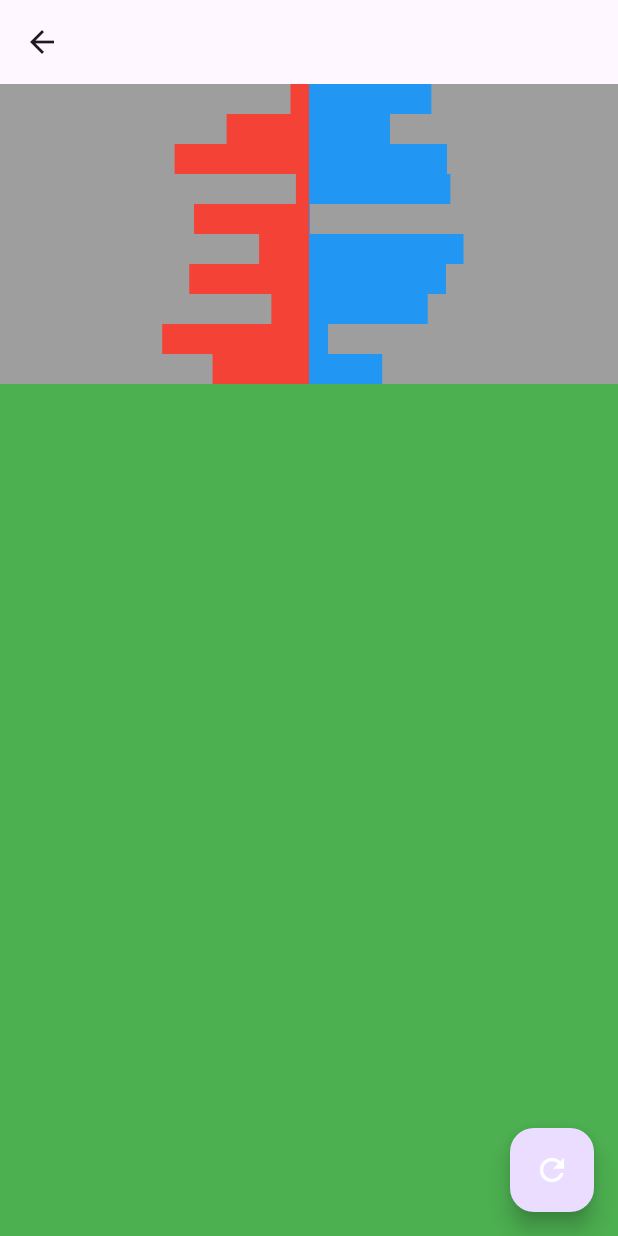
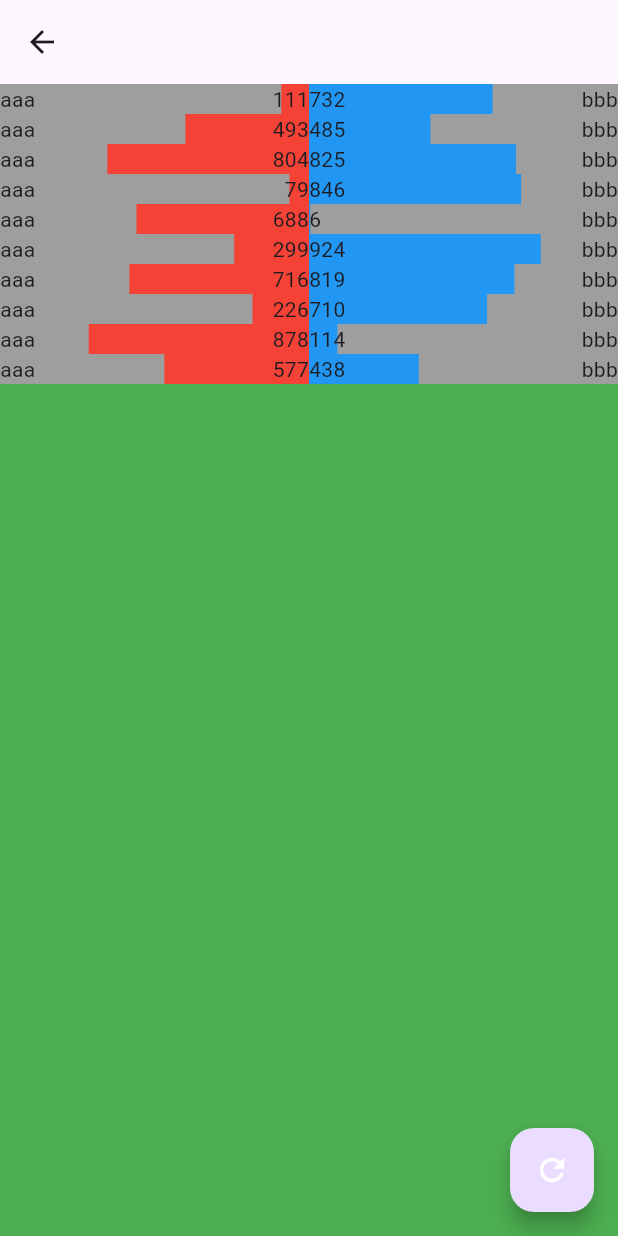
Before and after one commit to kwon0koang/test_flutter_bloc, a Flutter app: the LeftRightBarsView screen opened directly, on a phone screen of 412 x 824 dp. Run offline on Flutter 3.47's test engine with Material 3 defaults, Android fonts, the light colour scheme and no system bars; our stand-ins replace auto_route, fl_chart, flutter_bloc, logger; generated files the repository leaves out were written again.

Commit message:
[kyk] chart / left right bar update

```diff
--- a/lib/pages/ui_example/left_right_bars_page.dart
+++ b/lib/pages/ui_example/left_right_bars_page.dart
@@ -74,7 +74,7 @@ class _BarsWidget extends StatelessWidget {
   @override
   Widget build(BuildContext context) {
     final deviceWidth = _getDeviceWidth(context);
-    final maxBarWidth = deviceWidth / 2 / 2;
+    final maxBarWidth = deviceWidth / 2 * 6 / 8;
     return Container(
       color: Colors.green,
       child: ListView.builder(
@@ -85,9 +85,9 @@ class _BarsWidget extends StatelessWidget {
           final right = myLeftRight.right;
           final maxLeftRight = _getMaxLeftRight(myLeftRights);
 
-          final calculatedMyLeftRight = _MyLeftRight(
-              maxBarWidth * left / maxLeftRight,
-              maxBarWidth * right / maxLeftRight);
+          final calculatedMyLeftRight = _MyLeftRight(left, right,
+              leftBarWidth: maxBarWidth * left / maxLeftRight,
+              rightBarWidth: maxBarWidth * right / maxLeftRight);
 
           Log.d(
               'maxBarWidth : $maxBarWidth / index : $index / myLeftRight.left : ${myLeftRight.left} / myLeftRight.right : ${myLeftRight.right} / calculatedMyLeftRight.left : ${calculatedMyLeftRight.left} / calculatedMyLeftRight.right : ${calculatedMyLeftRight.right}');
@@ -133,26 +133,44 @@ class _BarWidget extends StatelessWidget {
         mainAxisAlignment: MainAxisAlignment.center,
         children: [
           Expanded(
-            child: Column(
-              crossAxisAlignment: CrossAxisAlignment.end,
+            child: Row(
+              mainAxisAlignment: MainAxisAlignment.spaceBetween,
+              children: [
+                const Text('aaa'),
+                Stack(
+                  alignment: Alignment.centerRight,
                   children: [
                     Container(
-                  width: myLeftRight.left.toDouble(),
+                      width: myLeftRight.leftBarWidth.toDouble(),
                       height: 20,
                       color: Colors.red,
+                    ),
+                    Text(
+                      _getInt(myLeftRight.left).toString(),
+                    ),
+                  ],
                 ),
               ],
             ),
           ),
           Expanded(
-            child: Column(
-              crossAxisAlignment: CrossAxisAlignment.start,
+            child: Row(
+              mainAxisAlignment: MainAxisAlignment.spaceBetween,
+              children: [
+                Stack(
+                  alignment: Alignment.centerLeft,
                   children: [
                     Container(
-                  width: myLeftRight.right.toDouble(),
+                      width: myLeftRight.rightBarWidth.toDouble(),
                       height: 20,
                       color: Colors.blue,
                     ),
+                    Text(
+                      _getInt(myLeftRight.right).toString(),
+                    ),
+                  ],
+                ),
+                const Text('bbb'),
               ],
             ),
           ),
@@ -160,13 +178,25 @@ class _BarWidget extends StatelessWidget {
       ),
     );
   }
+
+  // double 소수점 다 없애고 int 반환
+  _getInt(double value) {
+    if (value % 2 == 0) {
+      return value.toInt();
+    } else {
+      return value.toInt() + 1;
+    }
+  }
 }
 
 class _MyLeftRight {
   double left;
   double right;
+  double leftBarWidth;
+  double rightBarWidth;
 
-  _MyLeftRight(this.left, this.right);
+  _MyLeftRight(this.left, this.right,
+      {this.leftBarWidth = 0, this.rightBarWidth = 0});
 }
 
 abstract class CounterEvent {}
```
Also changed, not shown: lib/pages/chart/line_chart_sample2.dart (+139 -127 lines). Lines whose indentation alone changed are shown as unchanged.
